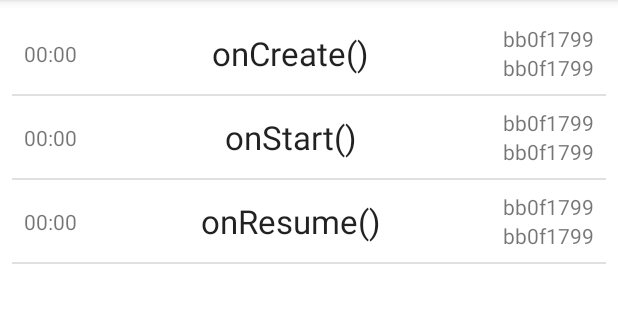
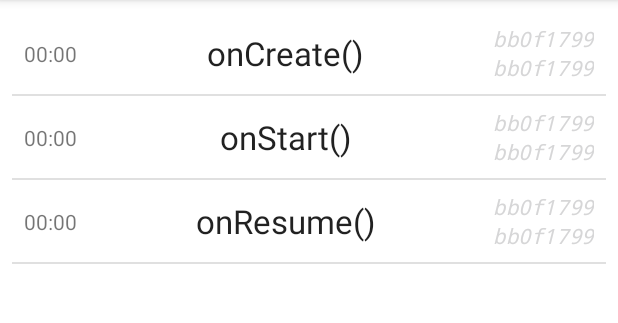
Before and after one commit to Netiar/Netia_cycle, an Android app: the screen it shows after launch (MainActivity), on a phone screen of 412 x 824 dp, the part 84-407 px from its top. Run offline under Robolectric (Android 15) with nearby library versions, the phone set to English and light mode, and no system bars.

Commit message:
add custom-text style

```diff
--- a/app/src/main/res/layout/netia.xml
+++ b/app/src/main/res/layout/netia.xml
@@ -8,6 +8,7 @@
 
   <TextView
     android:id="@+id/activityHash"
+    style="@style/CustomText"
     android:layout_width="wrap_content"
     android:layout_height="wrap_content"
     app:layout_constraintEnd_toEndOf="parent"
@@ -16,6 +17,7 @@
 
   <TextView
     android:id="@+id/viewHash"
+    style="@style/CustomText"
     android:layout_width="wrap_content"
     android:layout_height="wrap_content"
     app:layout_constraintBottom_toBottomOf="parent"
```
